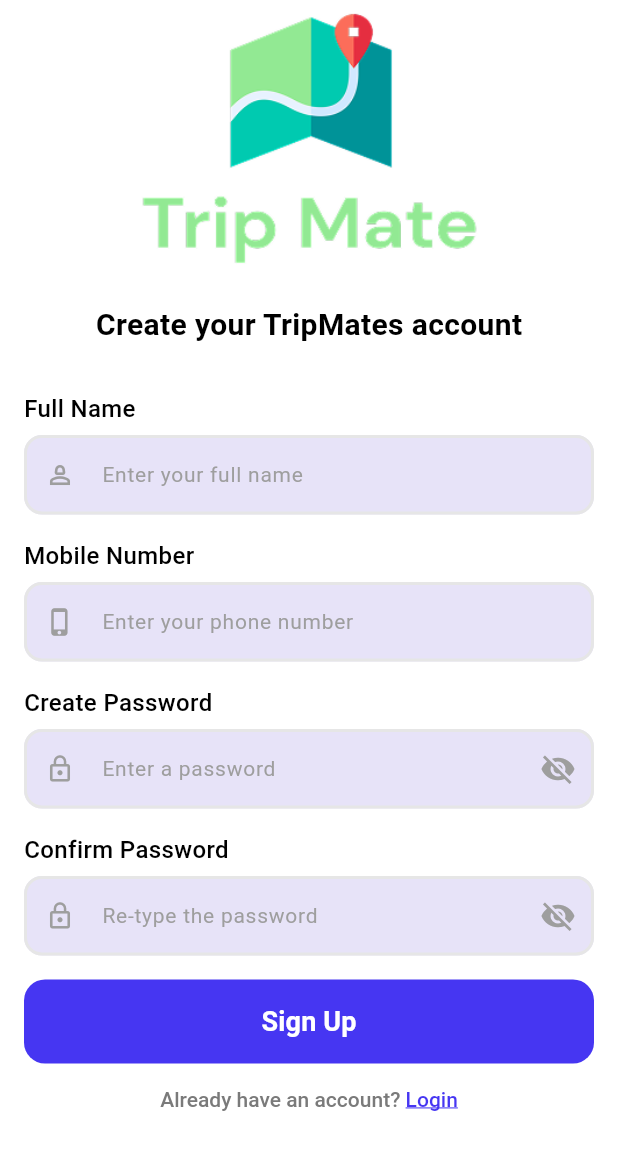
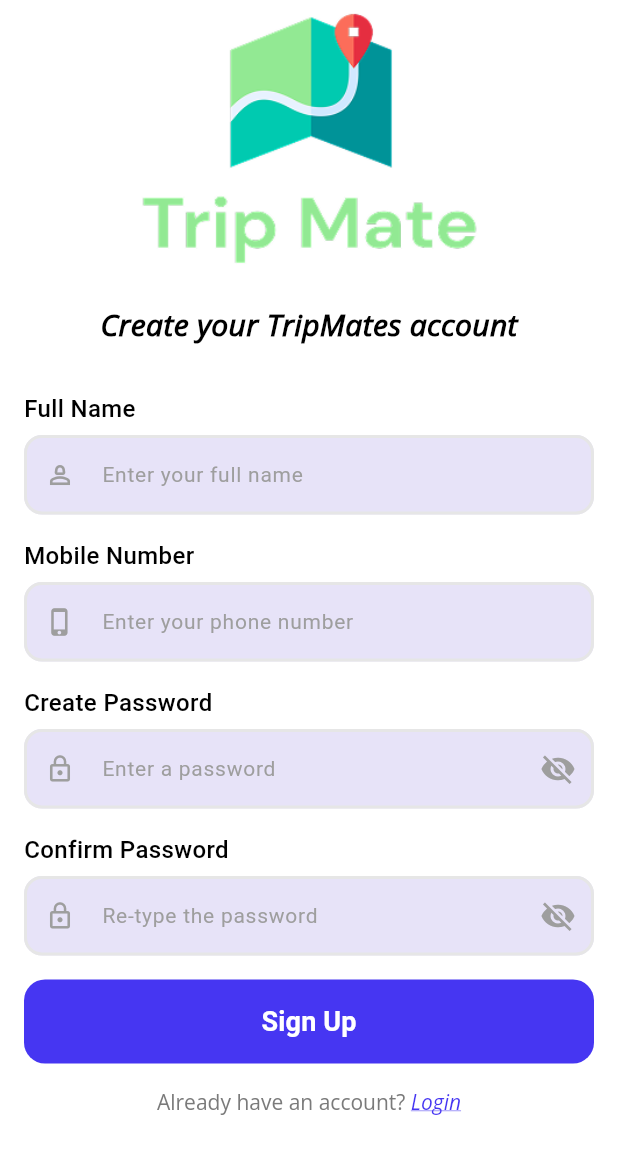
Before and after one commit to Rajukmahato/tripmates, a Flutter app: the screen it shows after launch, after a tap on "Skip", after a tap on "Get Started", on a phone screen of 412 x 824 dp. Shown: the top 1154 px of the screen. Run offline on Flutter 3.47's test engine with Material 3 defaults, Android fonts, the phone set to English and light mode, and no system bars.

Commit message:
Add the fonts in screens

```diff
--- a/lib/screens/login_screen.dart
+++ b/lib/screens/login_screen.dart
@@ -48,7 +48,7 @@ class _LoginScreenState extends State<LoginScreen> {
                     const Text(
                       "TripMate",
                       style: TextStyle(
-                        fontFamily: "OpenSans Regular",
+                        fontFamily: "Oswald SemiBold",
                         fontSize: 15,
                         fontWeight: FontWeight.w600,
                         color: Color.fromARGB(255, 89, 203, 93),
@@ -75,6 +75,7 @@ class _LoginScreenState extends State<LoginScreen> {
                   child: Text(
                     "Sign In",
                     style: TextStyle(
+                      fontFamily: "Oswald SemiBold",
                       fontSize: isTablet ? 32 : 28,
                       fontWeight: FontWeight.bold,
                     ),
@@ -165,6 +166,7 @@ class _LoginScreenState extends State<LoginScreen> {
                           style: TextStyle(
                             color: const Color(0xFF7A7A7A),
                             fontSize: isTablet ? 20 : 14,
+                            fontFamily: "OpenSans Italic",
                             fontWeight: FontWeight.w500,
                           ),
                           children: [
--- a/lib/screens/onboarding_screen.dart
+++ b/lib/screens/onboarding_screen.dart
@@ -93,6 +93,7 @@ class _OnboardingScreenState extends State<OnboardingScreen> {
                               "Skip",
                               style: TextStyle(
                                 fontSize: buttonFontSize,
+                                fontFamily: "Oswald SemiBold",
                                 color: Colors.grey,
                                 fontWeight: FontWeight.w500,
                               ),
@@ -111,6 +112,7 @@ class _OnboardingScreenState extends State<OnboardingScreen> {
                               "Next",
                               style: TextStyle(
                                 fontSize: buttonFontSize,
+                                fontFamily: "Oswald SemiBold",
                                 color: const Color(0xFF4636F2),
                                 fontWeight: FontWeight.w600,
                               ),
--- a/lib/screens/register_screen.dart
+++ b/lib/screens/register_screen.dart
@@ -54,6 +54,7 @@ class _SigninScreenState extends State<SigninScreen> {
                     Text(
                       "Create your TripMates account",
                       style: TextStyle(
+                        fontFamily: "OpenSans italic",
                         fontWeight: FontWeight.bold,
                         fontSize: titleFontSize,
                       ),
@@ -159,6 +160,7 @@ class _SigninScreenState extends State<SigninScreen> {
                               style: TextStyle(
                                 color: const Color(0xFF7A7A7A),
                                 fontSize: isTablet ? 20 : 14,
+                                fontFamily: "OpenSans Regular",
                                 fontWeight: FontWeight.w500,
                               ),
                               children: [
@@ -166,6 +168,7 @@ class _SigninScreenState extends State<SigninScreen> {
                                 TextSpan(
                                   text: "Login",
                                   style: const TextStyle(
+                                    fontFamily: "OpenSans Italic",
                                     color: Color(0xFF4636F2),
                                     decoration: TextDecoration.underline,
                                   ),
```
